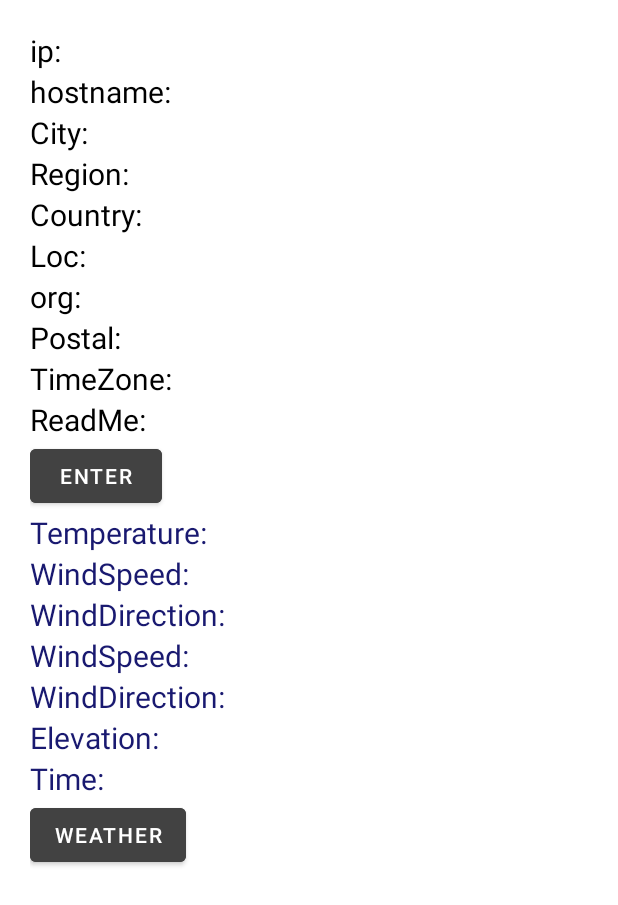
After one commit to RakhmanKichibekov/MireaProject, an Android app: the fragment WeatherFragment shown on its own in the app's theme, on a phone screen of 412 x 824 dp. The commit adds this screen. Shown: the top 905 px of the screen. Run offline under Robolectric (Android 15) with nearby library versions, the phone set to English and light mode, and no system bars.

Commit message:
Добавил просмотр погоды

```diff
--- a/app/src/main/java/ru/mirea/kichibekov/mireaproject_lesson3/Registration.java
+++ b/app/src/main/java/ru/mirea/kichibekov/mireaproject_lesson3/Registration.java
@@ -61,9 +61,9 @@ public class Registration extends AppCompatActivity {
     // [END on_start_check_user]
     private void updateUI(FirebaseUser user) {
         if (user != null) {
-            binding.textView.setText(getString(R.string.emailpassword_status_fmt,
-                    user.getEmail(), user.isEmailVerified()));
-            binding.textViewUID.setText(getString(R.string.firebase_status_fmt, user.getUid()));
+//            binding.textView.setText(getString(R.string.emailpassword_status_fmt,
+//                    user.getEmail(), user.isEmailVerified()));
+//            binding.textViewUID.setText(getString(R.string.firebase_status_fmt, user.getUid()));
 //            binding.emailPasswordButtons.setVisibility(View.GONE);
 //            binding.passEdit.setVisibility(View.GONE);
 //            binding.signedInButtons.setVisibility(View.GONE);
--- a/app/src/main/java/ru/mirea/kichibekov/mireaproject_lesson3/ui/map/MapFragment.java
+++ b/app/src/main/java/ru/mirea/kichibekov/mireaproject_lesson3/ui/map/MapFragment.java
@@ -36,8 +36,6 @@ public class MapFragment extends Fragment {
     private MapView mapView;
 
     private TextView textView;
-    boolean isWork;
-    private static final int REQUEST_CODE_PERMISSION = 100;
 
     @Override
     public View onCreateView(@NonNull LayoutInflater inflater, ViewGroup container,
--- /dev/null
+++ b/app/src/main/res/drawable/baseline_wb_sunny_24.xml
@@ -0,0 +1,5 @@
+<vector android:height="24dp" android:tint="#000000"
+    android:viewportHeight="24" android:viewportWidth="24"
+    android:width="24dp" xmlns:android="http://schemas.android.com/apk/res/android">
+    <path android:fillColor="@android:color/white" android:pathData="M6.76,4.84l-1.8,-1.79 -1.41,1.41 1.79,1.79 1.42,-1.41zM4,10.5L1,10.5v2h3v-2zM13,0.55h-2L11,3.5h2L13,0.55zM20.45,4.46l-1.41,-1.41 -1.79,1.79 1.41,1.41 1.79,-1.79zM17.24,18.16l1.79,1.8 1.41,-1.41 -1.8,-1.79 -1.4,1.4zM20,10.5v2h3v-2h-3zM12,5.5c-3.31,0 -6,2.69 -6,6s2.69,6 6,6 6,-2.69 6,-6 -2.69,-6 -6,-6zM11,22.45h2L13,19.5h-2v2.95zM3.55,18.54l1.41,1.41 1.79,-1.8 -1.41,-1.41 -1.79,1.8z"/>
+</vector>
--- /dev/null
+++ b/app/src/main/res/layout/fragment_weather.xml
@@ -0,0 +1,172 @@
+<?xml version="1.0" encoding="utf-8"?>
+<RelativeLayout xmlns:android="http://schemas.android.com/apk/res/android"
+    xmlns:app="http://schemas.android.com/apk/res-auto"
+    xmlns:tools="http://schemas.android.com/tools"
+    android:layout_width="match_parent"
+    android:layout_height="match_parent"
+    tools:context=".MainActivity">
+
+
+    <LinearLayout
+        android:layout_width="wrap_content"
+        android:layout_height="wrap_content"
+        android:layout_marginHorizontal="20sp"
+        android:layout_marginTop="20sp"
+        android:orientation="vertical">
+
+        <TextView
+            android:id="@+id/textIp"
+            android:layout_width="wrap_content"
+            android:layout_height="wrap_content"
+            android:text="ip: "
+            android:textColor="@color/black"
+            android:textSize="20sp" />
+
+        <TextView
+            android:id="@+id/textHost"
+            android:layout_width="wrap_content"
+            android:layout_height="wrap_content"
+            android:text="hostname: "
+            android:textColor="@color/black"
+            android:textSize="20sp" />
+
+        <TextView
+            android:id="@+id/textCity"
+            android:layout_width="wrap_content"
+            android:layout_height="wrap_content"
+            android:text="City: "
+            android:textColor="@color/black"
+            android:textSize="20sp" />
+
+        <TextView
+            android:id="@+id/textRegion"
+            android:layout_width="wrap_content"
+            android:layout_height="wrap_content"
+            android:text="Region: "
+            android:textColor="@color/black"
+            android:textSize="20sp" />
+
+        <TextView
+            android:id="@+id/textCountry"
+            android:layout_width="wrap_content"
+            android:layout_height="wrap_content"
+            android:text="Country: "
+            android:textColor="@color/black"
+            android:textSize="20sp" />
+
+        <TextView
+            android:id="@+id/textLoc"
+            android:layout_width="wrap_content"
+            android:layout_height="wrap_content"
+            android:text="Loc: "
+            android:textColor="@color/black"
+            android:textSize="20sp" />
+
+        <TextView
+            android:id="@+id/textOrg"
+            android:layout_width="wrap_content"
+            android:layout_height="wrap_content"
+            android:text="org: "
+            android:textColor="@color/black"
+            android:textSize="20sp" />
+
+        <TextView
+            android:id="@+id/textPostal"
+            android:layout_width="wrap_content"
+            android:layout_height="wrap_content"
+            android:text="Postal: "
+            android:textColor="@color/black"
+            android:textSize="20sp" />
+
+        <TextView
+            android:id="@+id/textTimeZone"
+            android:layout_width="wrap_content"
+            android:layout_height="wrap_content"
+            android:text="TimeZone: "
+            android:textColor="@color/black"
+            android:textSize="20sp" />
+
+        <TextView
+            android:id="@+id/textReadMe"
+            android:layout_width="wrap_content"
+            android:layout_height="wrap_content"
+            android:text="ReadMe: "
+            android:textColor="@color/black"
+            android:textSize="20sp" />
+
+
+        <Button
+            android:id="@+id/Button"
+            android:layout_width="wrap_content"
+            android:layout_height="wrap_content"
+            android:backgroundTint="@color/cardview_dark_background"
+            android:text="Enter" />
+
+        <TextView
+            android:id="@+id/textTemp"
+            android:layout_width="wrap_content"
+            android:layout_height="wrap_content"
+            android:text="Temperature: "
+            android:textColor="@color/purple_700"
+            android:textSize="20sp" />
+
+        <TextView
+            android:id="@+id/textWindSpeed"
+            android:layout_width="wrap_content"
+            android:layout_height="wrap_content"
+            android:text="WindSpeed: "
+            android:textColor="@color/purple_700"
+            android:textSize="20sp" />
+
+        <TextView
+            android:id="@+id/textWindDirection"
+            android:layout_width="wrap_content"
+            android:layout_height="wrap_content"
+            android:text="WindDirection: "
+            android:textColor="@color/purple_700"
+            android:textSize="20sp" />
+
+        <TextView
+            android:id="@+id/textLatitude"
+            android:layout_width="wrap_content"
+            android:layout_height="wrap_content"
+            android:text="WindSpeed: "
+            android:textColor="@color/purple_700"
+            android:textSize="20sp" />
+
+        <TextView
+            android:id="@+id/textlongitude"
+            android:layout_width="wrap_content"
+            android:layout_height="wrap_content"
+            android:text="WindDirection: "
+            android:textColor="@color/purple_700"
+            android:textSize="20sp" />
+
+        <TextView
+            android:id="@+id/textElevation"
+            android:layout_width="wrap_content"
+            android:layout_height="wrap_content"
+            android:text="Elevation: "
+            android:textColor="@color/purple_700"
+            android:textSize="20sp" />
+
+        <TextView
+            android:id="@+id/textTime"
+            android:layout_width="wrap_content"
+            android:layout_height="wrap_content"
+            android:text="Time: "
+            android:textColor="@color/purple_700"
+            android:textSize="20sp" />
+
+
+        <Button
+            android:id="@+id/Button2"
+            android:layout_width="wrap_content"
+            android:layout_height="wrap_content"
+            android:backgroundTint="@color/cardview_dark_background"
+            android:onClick="onClickWeather"
+            android:text="Weather" />
+    </LinearLayout>
+
+
+</RelativeLayout>
--- a/app/src/main/res/menu/activity_main_drawer.xml
+++ b/app/src/main/res/menu/activity_main_drawer.xml
@@ -40,5 +40,10 @@
             android:id="@+id/nav_map"
             android:icon="@drawable/baseline_map_24"
             android:title="@string/map" />
+
+        <item
+            android:id="@+id/nav_weather"
+            android:icon="@drawable/baseline_wb_sunny_24"
+            android:title="@string/weather" />
     </group>
 </menu>
--- a/app/src/main/res/values/strings.xml
+++ b/app/src/main/res/values/strings.xml
@@ -46,4 +46,5 @@ with Firebase.</string>
 tails.</string>
     <string name="verify">Verify</string>
     <string name="map">Map</string>
+    <string name="weather">Weather</string>
 </resources>
```
Also changed, not shown: app/src/main/java/ru/mirea/kichibekov/mireaproject_lesson3/ui/weather/WeatherFragment.java (added, +175 -0 lines), app/src/main/res/navigation/mobile_navigation.xml (+7 -1 lines).
